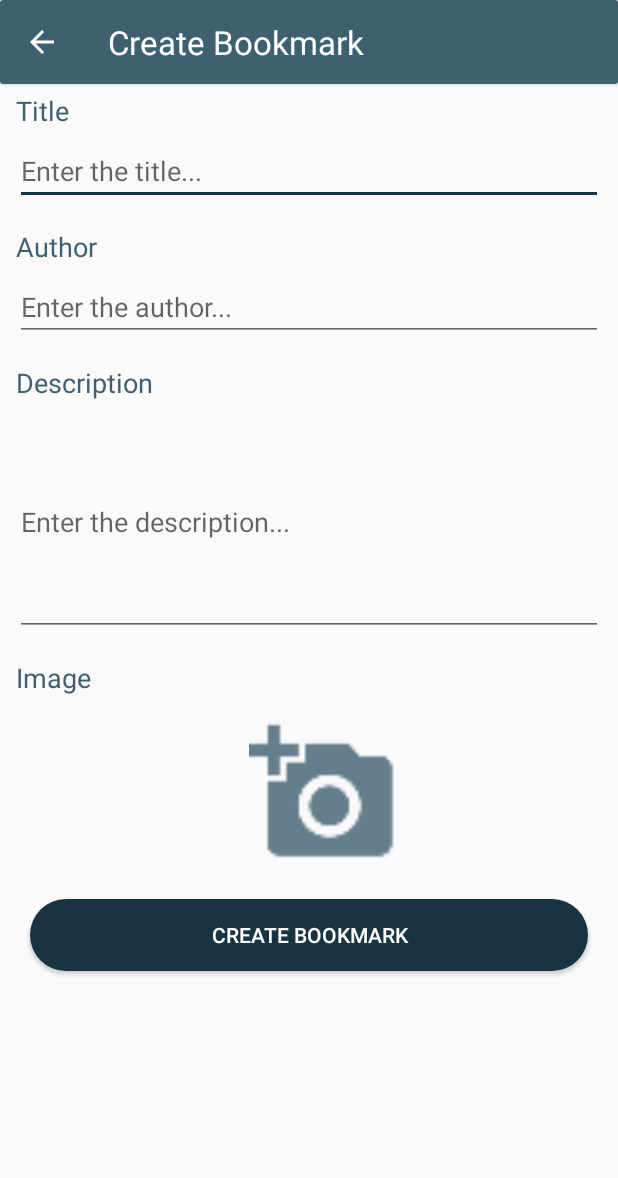
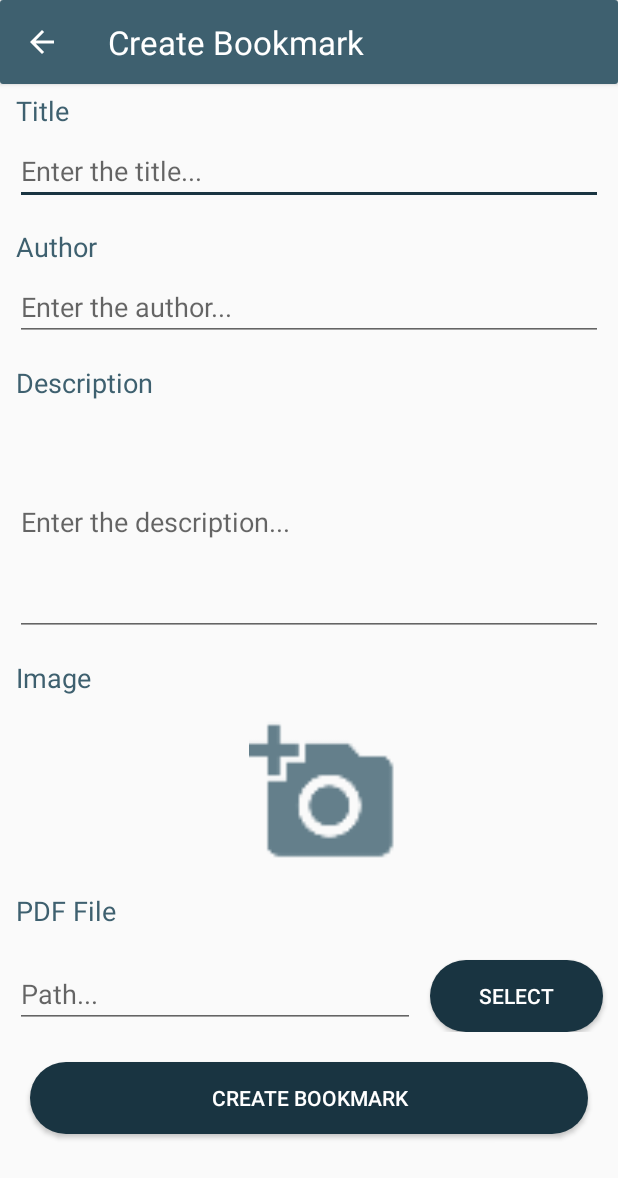
Before and after one commit to quangtrungkhmt4/GoogleBookAPI, an Android app: the AddBookmarkActivity screen opened directly, with no data from a screen before it, on a phone screen of 412 x 824 dp. Shown: the top 1178 px of the screen. Run offline under Robolectric (Android 15) with nearby library versions, the phone set to English and light mode, and no system bars; pictures from the network do not load.

Commit message:
update
update

```diff
--- a/Library/app/build.gradle
+++ b/Library/app/build.gradle
@@ -26,6 +26,7 @@ dependencies {
     implementation 'com.android.support:design:28.0.0-alpha1'
     implementation 'de.hdodenhof:circleimageview:2.2.0'
     implementation 'com.github.bumptech.glide:glide:3.7.0'
+    implementation 'com.github.barteksc:android-pdf-viewer:2.8.2'
     implementation 'com.github.ybq:Android-SpinKit:1.1.0'
     androidTestImplementation 'com.android.support.test:runner:1.0.2'
     androidTestImplementation 'com.android.support.test.espresso:espresso-core:3.0.2'
--- a/Library/app/src/main/AndroidManifest.xml
+++ b/Library/app/src/main/AndroidManifest.xml
@@ -25,7 +25,8 @@
         <activity android:name=".InfoBookActivity" />
         <activity android:name=".FavoriteActivity" />
         <activity android:name=".BookMarkActivity" />
-        <activity android:name=".AddBookmarkActivity"></activity>
+        <activity android:name=".AddBookmarkActivity" />
+        <activity android:name=".PdfViewActivity"></activity>
     </application>
 
 </manifest>
--- a/Library/app/src/main/java/com/example/quang/library/AddBookmarkActivity.java
+++ b/Library/app/src/main/java/com/example/quang/library/AddBookmarkActivity.java
@@ -13,6 +13,7 @@ import android.view.View;
 import android.widget.Button;
 import android.widget.EditText;
 import android.widget.ImageView;
+import android.widget.Toast;
 
 import com.example.quang.library.model.ItemBook;
 import com.example.quang.library.utils.DatabaseUtils;
@@ -29,6 +30,9 @@ public class AddBookmarkActivity extends AppCompatActivity implements View.OnCli
     private Button btnCreate;
 
     private String imagePath = "";
+
+    private EditText edtPathPdf;
+    private Button btnSelectPathPdf;
 
     @Override
     protected void onCreate(Bundle savedInstanceState) {
@@ -47,6 +51,8 @@ public class AddBookmarkActivity extends AppCompatActivity implements View.OnCli
         edtDesc = findViewById(R.id.edtDesc);
         imBook = findViewById(R.id.imAddImage);
         btnCreate = findViewById(R.id.btnCreateBm);
+        edtPathPdf = findViewById(R.id.edtPathPdf);
+        btnSelectPathPdf = findViewById(R.id.btnSelectPathPdf);
     }
 
     private void loadData() {
@@ -64,6 +70,7 @@ public class AddBookmarkActivity extends AppCompatActivity implements View.OnCli
 
         imBook.setOnClickListener(this);
         btnCreate.setOnClickListener(this);
+        btnSelectPathPdf.setOnClickListener(this);
     }
 
     @Override
@@ -79,10 +86,15 @@ public class AddBookmarkActivity extends AppCompatActivity implements View.OnCli
                     return;
                 }
                 ItemBook itemBook = new ItemBook(edtTitle.getText().toString(),"[\""+edtAuthor.getText()+"\"]"
-                    ,edtDesc.getText().toString(),imagePath,imagePath,"");
+                    ,edtDesc.getText().toString(),imagePath,imagePath,edtPathPdf.getText().toString());
                 DatabaseUtils databaseUtils = new DatabaseUtils(this);
-                databaseUtils.insertBM(itemBook);
+                long check = databaseUtils.insertBM(itemBook);
                 finish();
+                break;
+            case R.id.btnSelectPathPdf:
+                Intent intent = new Intent(Intent.ACTION_GET_CONTENT);
+                intent.setType("file/*");
+                startActivityForResult(intent, 0);
                 break;
         }
     }
@@ -96,6 +108,12 @@ public class AddBookmarkActivity extends AppCompatActivity implements View.OnCli
                     Uri selectedImage = data.getData();
                     imagePath = getRealPathFromURI(selectedImage);
                     imBook.setImageURI(selectedImage);
+                }
+                break;
+            case 0:
+                if(resultCode == RESULT_OK){
+                    String path = data.getData().getPath();
+                    edtPathPdf.setText(path);
                 }
                 break;
         }
--- a/Library/app/src/main/res/layout/activity_add_bookmark.xml
+++ b/Library/app/src/main/res/layout/activity_add_bookmark.xml
@@ -113,6 +113,44 @@
                     android:layout_height="100dp" />
             </FrameLayout>
 
+            <TextView
+                android:layout_marginTop="10dp"
+                android:textColor="@color/colorPrimary"
+                android:layout_marginLeft="5dp"
+                android:padding="5dp"
+                style="?android:attr/textAppearanceMedium"
+                android:text="PDF File"
+                android:layout_width="wrap_content"
+                android:layout_height="wrap_content" />
+
+            <LinearLayout
+                android:layout_marginTop="10dp"
+                android:orientation="horizontal"
+                android:layout_width="match_parent"
+                android:layout_height="wrap_content">
+                <EditText
+                    android:id="@+id/edtPathPdf"
+                    android:hint="Path..."
+                    android:layout_marginTop="5dp"
+                    android:layout_marginLeft="10dp"
+                    android:layout_weight="10"
+                    android:inputType="text"
+                    android:layout_width="0dp"
+                    android:layout_height="wrap_content" />
+                <Button
+                    android:id="@+id/btnSelectPathPdf"
+                    android:padding="10dp"
+                    android:background="@drawable/custom_button"
+                    android:text="select"
+                    android:textColor="#ffffff"
+                    android:layout_marginTop="5dp"
+                    android:layout_marginLeft="10dp"
+                    android:layout_marginRight="10dp"
+                    android:layout_weight="1"
+                    android:layout_width="wrap_content"
+                    android:layout_height="wrap_content" />
+            </LinearLayout>
+
             <Button
                 android:textColor="@color/colorIcon"
                 android:id="@+id/btnCreateBm"
```
Also changed, not shown: Library/app/src/main/java/com/example/quang/library/InfoBookActivity.java (+57 -3 lines), Library/app/src/main/java/com/example/quang/library/PdfViewActivity.java (added, +76 -0 lines), Library/app/src/main/java/com/example/quang/library/utils/DatabaseUtils.java (+17 -1 lines), Library/app/src/main/res/drawable/custom_button_read.xml (added, +16 -0 lines), Library/app/src/main/res/layout/activity_info_book.xml (+7 -0 lines), Library/app/src/main/res/layout/activity_pdf_view.xml (added, +28 -0 lines), Library/app/src/main/assets/library.sqlite, Library/app/src/main/res/drawable-hdpi/ic_add_bookmark.png (added), Library/app/src/main/res/drawable-hdpi/ic_remove_bookmark.png (added), Library/app/src/main/res/drawable-mdpi/ic_add_bookmark.png (added), Library/app/src/main/res/drawable-mdpi/ic_remove_bookmark.png (added), Library/app/src/main/res/drawable-xhdpi/ic_add_bookmark.png (added), Library/app/src/main/res/drawable-xhdpi/ic_remove_bookmark.png (added), Library/app/src/main/res/drawable-xxhdpi/ic_add_bookmark.png (added), 1 more files.
